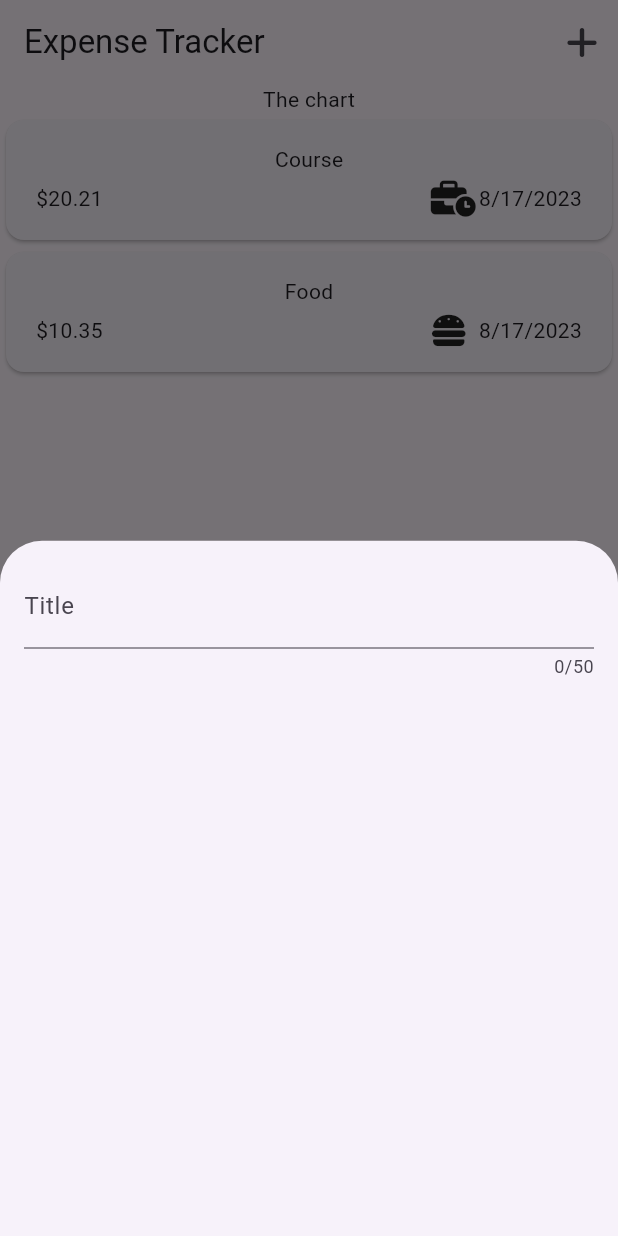
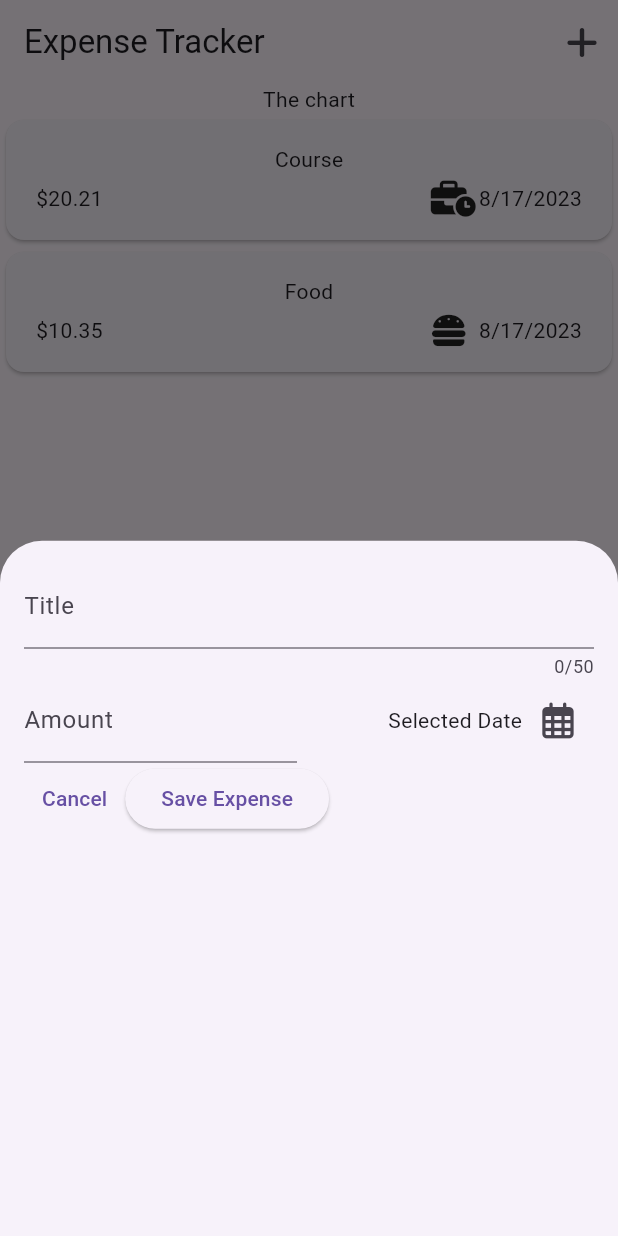
Before and after one commit to yakupgunes/expense_tracker, a Flutter app: the screen it shows after launch, after a tap on an icon or button, on a phone screen of 412 x 824 dp. Run offline on Flutter 3.47's test engine with Material 2 defaults, Android fonts, the phone set to English and light mode, and no system bars; our stand-ins replace font_awesome_flutter.

Commit message:
update overlay

```diff
--- a/lib/widgets/new_expense.dart
+++ b/lib/widgets/new_expense.dart
@@ -1,4 +1,5 @@
 import 'package:flutter/material.dart';
+import 'package:font_awesome_flutter/font_awesome_flutter.dart';
 
 class NewExpense extends StatefulWidget {
   const NewExpense({super.key});
@@ -8,17 +9,83 @@ class NewExpense extends StatefulWidget {
 }
 
 class _NewExpenseState extends State<NewExpense> {
+  final _titleController = TextEditingController();
+  final _amountController = TextEditingController();
+
+  void _presentDatePicker() {
+    final now = DateTime.now();
+    final firstDate = DateTime(now.year - 1, now.month, now.day);
+    showDatePicker(
+      context: context,
+      initialDate: now,
+      firstDate: firstDate,
+      lastDate: now,
+    );
+  }
+
+  @override
+  void dispose() {
+    _titleController.dispose();
+    _amountController.dispose();
+    super.dispose();
+  }
+
   @override
   Widget build(BuildContext context) {
-    return const Padding(
-      padding: EdgeInsets.all(16),
+    return Padding(
+      padding: const EdgeInsets.all(16),
       child: Column(
         children: [
           TextField(
+            controller: _titleController,
             maxLength: 50,
-            decoration: InputDecoration(
+            decoration: const InputDecoration(
               label: Text('Title'),
             ),
+          ),
+          Row(
+            children: [
+              Expanded(
+                child: TextField(
+                  controller: _amountController,
+                  keyboardType: TextInputType.number,
+                  decoration: const InputDecoration(
+                    prefixText: '\$ ',
+                    label: Text('Amount'),
+                  ),
+                ),
+              ),
+              const SizedBox(width: 16),
+              Expanded(
+                  child: Row(
+                mainAxisAlignment: MainAxisAlignment.end,
+                crossAxisAlignment: CrossAxisAlignment.center,
+                children: [
+                  const Text('Selected Date'),
+                  IconButton(
+                    onPressed: _presentDatePicker,
+                    icon: const Icon(FontAwesomeIcons.calendarDays),
+                  ),
+                ],
+              )),
+            ],
+          ),
+          Row(
+            children: [
+              TextButton(
+                onPressed: () {
+                  Navigator.pop(context);
+                },
+                child: const Text('Cancel'),
+              ),
+              ElevatedButton(
+                onPressed: () {
+                  print(_titleController.text);
+                  print(_amountController.text);
+                },
+                child: const Text('Save Expense'),
+              ),
+            ],
           ),
         ],
       ),
--- a/pubspec.yaml
+++ b/pubspec.yaml
@@ -13,7 +13,7 @@ dependencies:
   flutter:
     sdk: flutter
 
-  cupertino_icons: ^1.0.2
+  cupertino_icons: ^1.0.5
   uuid: ^3.0.7
   intl: ^0.18.1
   font_awesome_flutter: ^10.5.0
```
Also changed, not shown: pubspec.lock.
